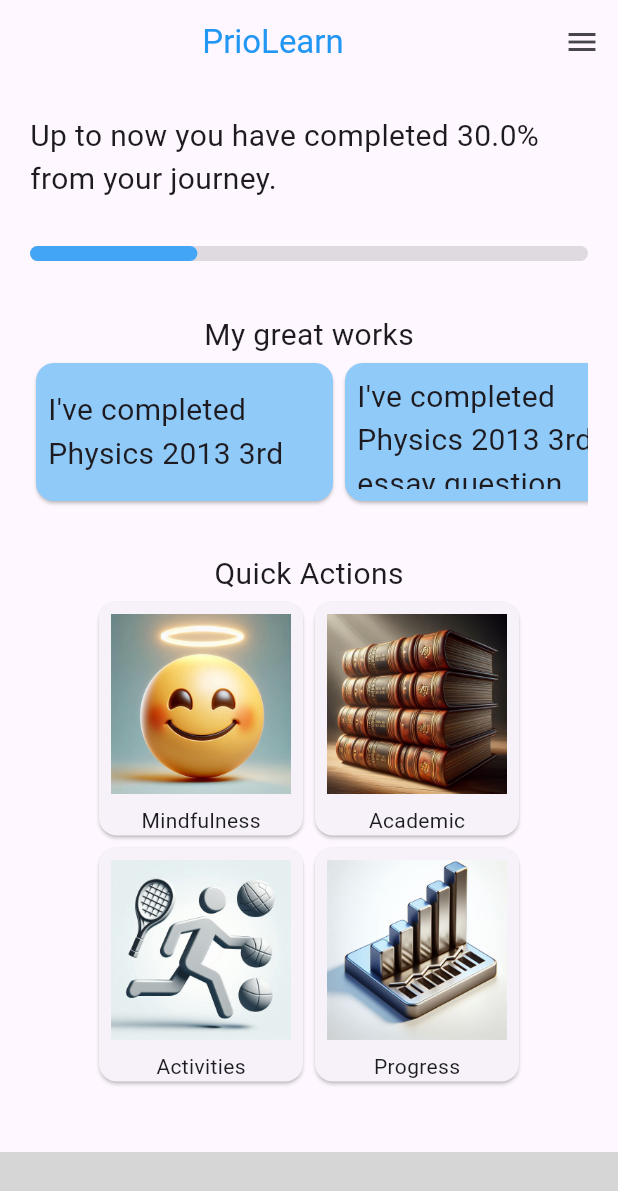
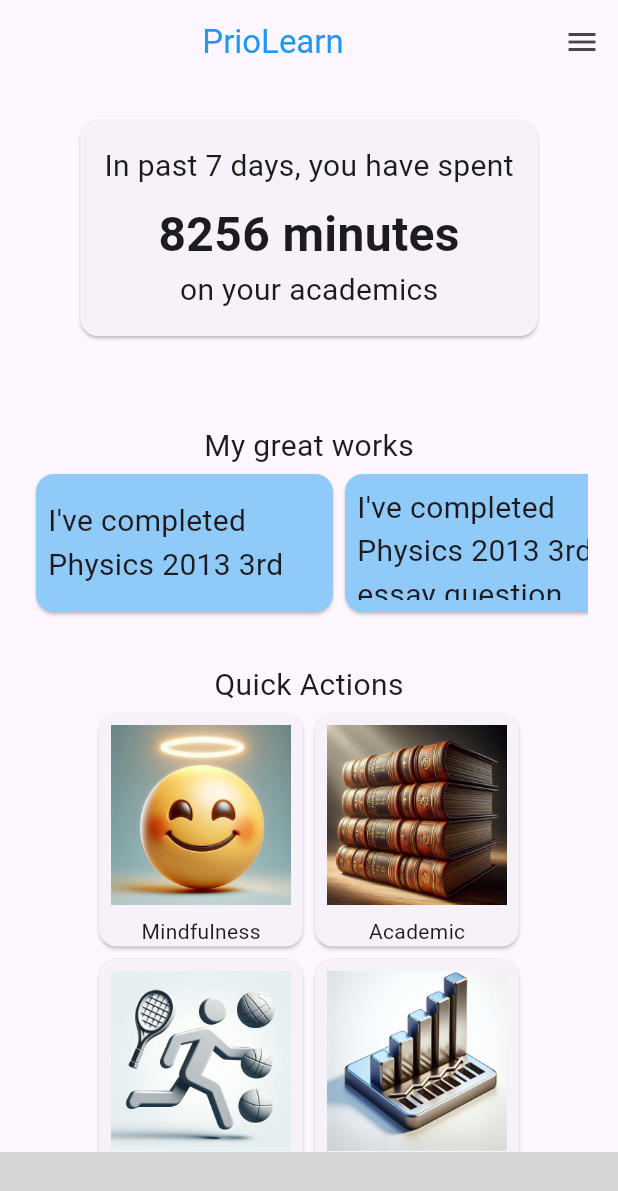
Before and after one commit to asiripr/priolearn, a Flutter app: the screen it shows after launch, on a phone screen of 412 x 824 dp. Shown: the top 1191 px of the screen. Run offline on Flutter 3.47's test engine with Material 3 defaults, Android fonts, the phone set to English and light mode, and no system bars; our stand-ins replace audioplayers, cloud_firestore, firebase_auth, firebase_core, table_calendar; missing offline and left inert: molten_navigationbar_flutter; accounts and stored records are empty; grey boxes are pictures that could not be loaded.

Commit message:
modified some screens in more user friendly way

```diff
--- a/lib/pages/new_home.dart
+++ b/lib/pages/new_home.dart
@@ -14,29 +14,35 @@ class NewHome extends StatefulWidget {
   @override
   State<NewHome> createState() => _NewHomeState();
 }
+
 // create valribles for save up to now days and achievements
 double myProgress = 0.3;
-List<String> achievements = ["I've completed Physics 2013 3rd", "I've completed Physics 2013 3rd essay question", "I've completed Physics 2013 3rd essay question", "I've completed Physics 2013 3rd essay question"]; // in here I've assigned some dummy data
+List<String> achievements = [
+  "I've completed Physics 2013 3rd",
+  "I've completed Physics 2013 3rd essay question",
+  "I've completed Physics 2013 3rd essay question",
+  "I've completed Physics 2013 3rd essay question"
+]; // in here I've assigned some dummy data
 
 class _NewHomeState extends State<NewHome> {
   // declare a variable for bottom app bar selected item
   int _selectedItem = 0;
   // declare a function for bottom app bar item selection
-  void _onItemTapped(int index){
+  void _onItemTapped(int index) {
     setState(() {
       _selectedItem = index;
     });
     switch (index) {
       case 0:
-        Navigator.push(context,
-        MaterialPageRoute(builder: (context)=>NewHome()));
+        Navigator.push(
+            context, MaterialPageRoute(builder: (context) => NewHome()));
         break;
       case 2:
         Navigator.push(context,
-        MaterialPageRoute(builder: (context)=>StressQuestionsPage()));
+            MaterialPageRoute(builder: (context) => StressQuestionsPage()));
         break;
       default:
-       index=0;
+        index = 0;
     }
   }
 
@@ -47,21 +53,45 @@ class _NewHomeState extends State<NewHome> {
       debugShowCheckedModeBanner: false,
       home: Scaffold(
           appBar: AppBar(
-          title: const Center(child: Text("PrioLearn", style: TextStyle(color: Colors.blue,),)),
+            title: const Center(
+                child: Text(
+              "PrioLearn",
+              style: TextStyle(
+                color: Colors.blue,
+              ),
+            )),
           ),
           endDrawer: Drawer(
             child: Padding(
               padding: const EdgeInsets.all(8.0),
               child: ListView(
                 children: [
-                _drawyerItem("To Do List", (){Navigator.push(context, MaterialPageRoute(builder: (context) => const ToDoHome(),));}),
-                _drawyerItem("Reduce Stress",(){}),
-                _drawyerItem("Make a Plan",(){}),
-                _drawyerItem("Invite Friends",(){}),
-                _drawyerItem("About App",(){Navigator.push(context, MaterialPageRoute(builder: (context) => const About(),));}),
-                _drawyerItem("Contact Us",(){Navigator.push(context, MaterialPageRoute(builder: (context) => const Contact(),));}),
-                _drawyerItem("Terms and Conditions",(){}),
-                _drawyerItem("App Settings",(){}),
+                  _drawyerItem("To Do List", () {
+                    Navigator.push(
+                        context,
+                        MaterialPageRoute(
+                          builder: (context) => const ToDoHome(),
+                        ));
+                  }),
+                  _drawyerItem("Reduce Stress", () {}),
+                  _drawyerItem("Make a Plan", () {}),
+                  _drawyerItem("Invite Friends", () {}),
+                  _drawyerItem("About App", () {
+                    Navigator.push(
+                        context,
+                        MaterialPageRoute(
+                          builder: (context) => const About(),
+                        ));
+                  }),
+                  _drawyerItem("Contact Us", () {
+                    Navigator.push(
+                        context,
+                        MaterialPageRoute(
+                          builder: (context) => const Contact(),
+                        ));
+                  }),
+                  _drawyerItem("Terms and Conditions", () {}),
+                  _drawyerItem("App Settings", () {}),
                 ],
               ),
             ),
@@ -91,19 +121,39 @@ class _NewHomeState extends State<NewHome> {
               padding: const EdgeInsets.all(20.0),
               child: Column(
                 children: [
-                Text("Up to now you have completed ${myProgress * 100}% from your journey.", style: TextStyle(fontSize: 20),),
-                const SizedBox(height: 30,),
-                LinearProgressIndicator(
-                  borderRadius: BorderRadius.circular(5),
-                  value: myProgress,
-                  color: backgroundColor1,
-                  backgroundColor: backgroundColor2,
-                  minHeight: 10,
+                  const Card(
+                    child: Padding(
+                      padding: EdgeInsets.all(16.0),
+                      child: Column(
+                        children: [
+                          Text(
+                            "In past 7 days, you have spent",
+                            style: TextStyle(fontSize: 20),
                           ),
+                          SizedBox(height: 8),
+                          Text(
+                            "8256 minutes",
+                            style: TextStyle(
+                                fontSize: 32, fontWeight: FontWeight.bold),
+                          ),
+                          Text(
+                            "on your academics",
+                            style: TextStyle(fontSize: 20),
+                          ),
+                        ],
+                      ),
+                    ),
+                  ),
+                  SizedBox(height: 20),
 
                   // great works card list
-                SizedBox(height: 35,),
-                Text("My great works",style: TextStyle(fontSize: 20),),
+                  SizedBox(
+                    height: 35,
+                  ),
+                  Text(
+                    "My great works",
+                    style: TextStyle(fontSize: 20),
+                  ),
                   Container(
                     height: 100,
                     child: ListView.builder(
@@ -111,46 +161,67 @@ class _NewHomeState extends State<NewHome> {
                       itemCount: achievements.length,
                       itemBuilder: (context, index) {
                         return Container(
-                        width: size.width*0.5,
-                        height: size.height*0.35,
+                          width: size.width * 0.5,
+                          height: size.height * 0.35,
                           child: Card(
                             color: Colors.blue.shade200,
                             child: Padding(
                               padding: EdgeInsets.all(8.0),
-                            child: Center(child: Text(achievements[index], style: TextStyle(fontSize: 20),)),
+                              child: Center(
+                                  child: Text(
+                                achievements[index],
+                                style: TextStyle(fontSize: 20),
+                              )),
                             ),
                           ),
                         );
                       },
                     ),
                   ),
-                SizedBox(height: 30,),
-                Text("Quick Actions", style: TextStyle(fontSize: 20),),
+                  SizedBox(
+                    height: 30,
+                  ),
+                  Text(
+                    "Quick Actions",
+                    style: TextStyle(fontSize: 20),
+                  ),
                   Wrap(
                     children: [
-                    _quickActionButtonCard("Mindfulness", "assets/image-5.jpg",(){Navigator.push(context, MaterialPageRoute(builder: (context) => StressQuestionsPage(),));}),
-                    _quickActionButtonCard("Academic", "assets/image-6.jpg",(){Navigator.push(context, MaterialPageRoute(builder: (context) => SelectSubject(),));}),
-                    _quickActionButtonCard("Activities", "assets/image-7.jpg",(){}),
-                    _quickActionButtonCard("Progress", "assets/image-8.jpg",(){}),
+                      _quickActionButtonCard(
+                          "Mindfulness", "assets/image-5.jpg", () {
+                        Navigator.push(
+                            context,
+                            MaterialPageRoute(
+                              builder: (context) => StressQuestionsPage(),
+                            ));
+                      }),
+                      _quickActionButtonCard("Academic", "assets/image-6.jpg",
+                          () {
+                        Navigator.push(
+                            context,
+                            MaterialPageRoute(
+                              builder: (context) => ChooseLesson(),
+                            ));
+                      }),
+                      _quickActionButtonCard(
+                          "Activities", "assets/image-7.jpg", () {}),
+                      _quickActionButtonCard(
+                          "Progress", "assets/image-8.jpg", () {}),
                     ],
                   ),
                 ],
               ),
             ),
-        )
-
-
-
-      ),
+          )),
     );
   }
 }
 
 // create a common widget for drawyer items
-Widget _drawyerItem(String title, Function myFunction){
+Widget _drawyerItem(String title, Function myFunction) {
   return ListTile(
     title: Text(title),
-    onTap: (){
+    onTap: () {
       myFunction();
     },
   );
@@ -158,7 +229,8 @@ Widget _drawyerItem(String title, Function myFunction){
 
 // create a common widget for quick action menu button
 
-Widget _quickActionButtonCard(String menuName, String imagePath, Function myFuction){
+Widget _quickActionButtonCard(
+    String menuName, String imagePath, Function myFuction) {
   return Card(
     child: InkWell(
       onTap: () {
@@ -169,7 +241,10 @@ Widget _quickActionButtonCard(String menuName, String imagePath, Function myFuct
         children: [
           Padding(
             padding: const EdgeInsets.all(8.0),
-            child: Image.asset(imagePath, height: 120,),
+            child: Image.asset(
+              imagePath,
+              height: 120,
+            ),
           ),
           Text(menuName)
         ],
```
Also changed, not shown: lib/academic/choose_lesson.dart (+31 -24 lines), lib/academic/content.dart (+72 -18 lines), lib/academic/learning_outcome.dart (+76 -18 lines). Lines whose indentation alone changed are shown as unchanged.
